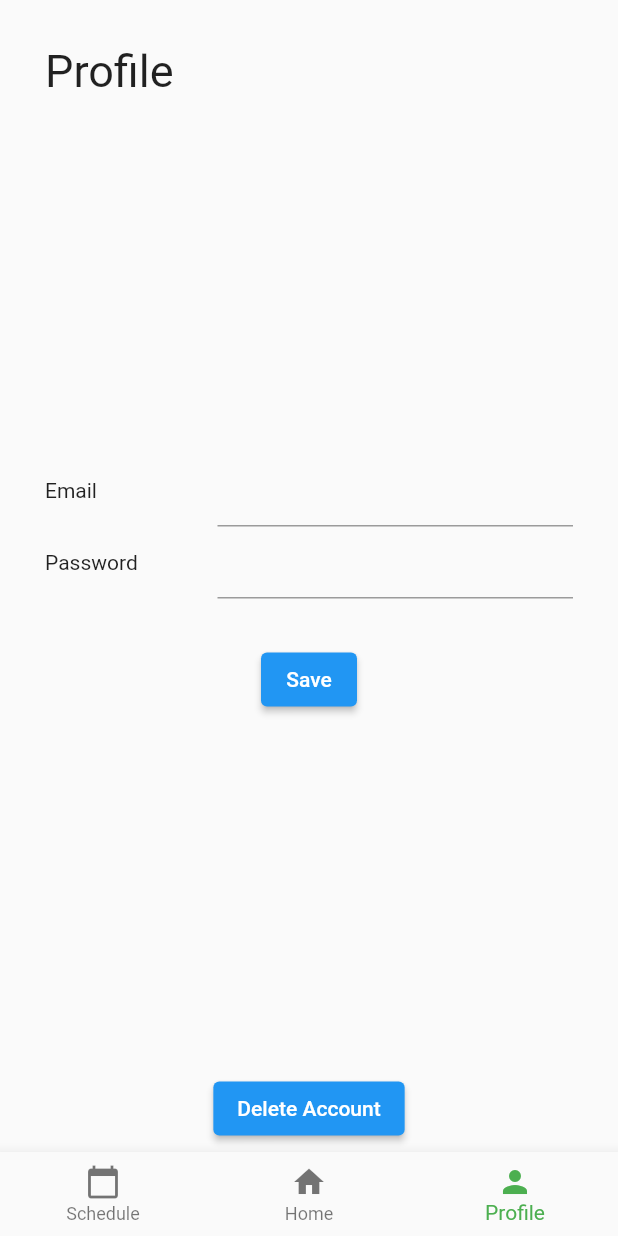
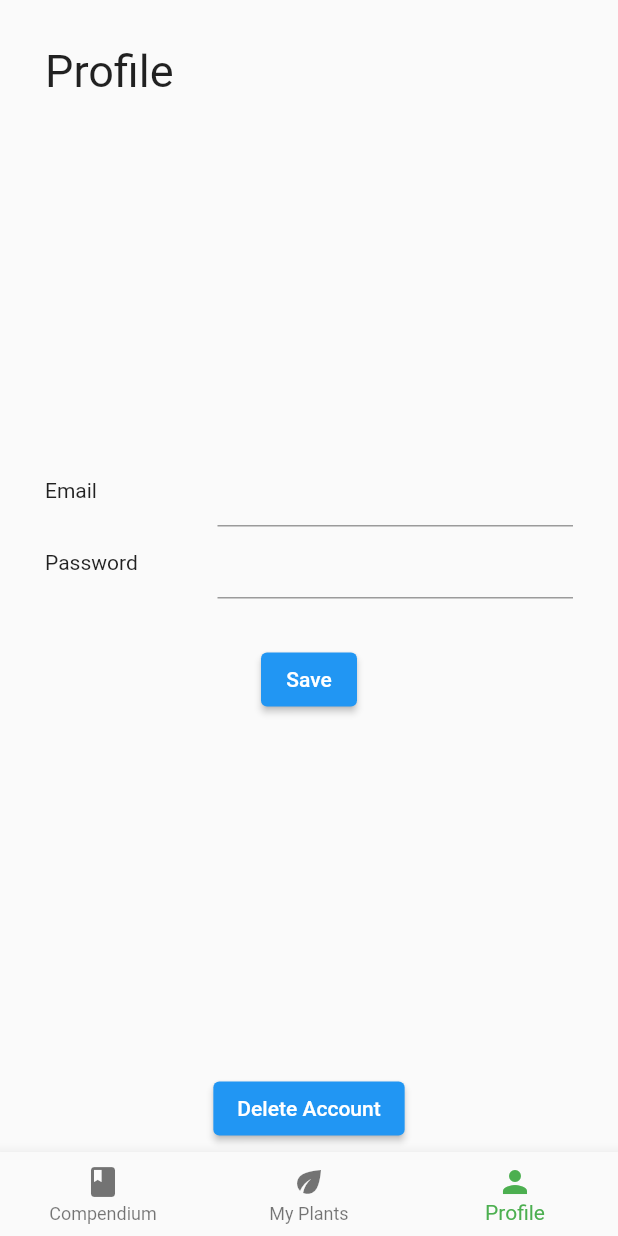
Before and after one commit to Brenden-Smith/gro, a Flutter app: the screen it shows once a user with an empty profile is signed in, item 3 of the bottom bar chosen, on a phone screen of 412 x 824 dp. Run offline on Flutter 3.47's test engine with Material 2 defaults, Android fonts, the light colour scheme and no system bars; our stand-ins replace cloud_firestore, firebase_auth, firebase_core, google_sign_in; accounts and stored records are empty.

Commit message:
Updated icons

```diff
--- a/gro/lib/screens/wrapper.dart
+++ b/gro/lib/screens/wrapper.dart
@@ -74,12 +74,12 @@ class _AppTabControllerState extends State<AppTabController> {
       bottomNavigationBar: BottomNavigationBar(
         items: const <BottomNavigationBarItem>[
           BottomNavigationBarItem(
-            icon: Icon(Icons.calendar_today),
-            label: "Schedule",
+            icon: Icon(Icons.book),
+            label: "Compendium",
           ),
           BottomNavigationBarItem(
-            icon: Icon(Icons.home),
-            label: "Home",
+            icon: Icon(Icons.eco),
+            label: "My Plants",
           ),
           BottomNavigationBarItem(
             icon: Icon(Icons.person),
```
